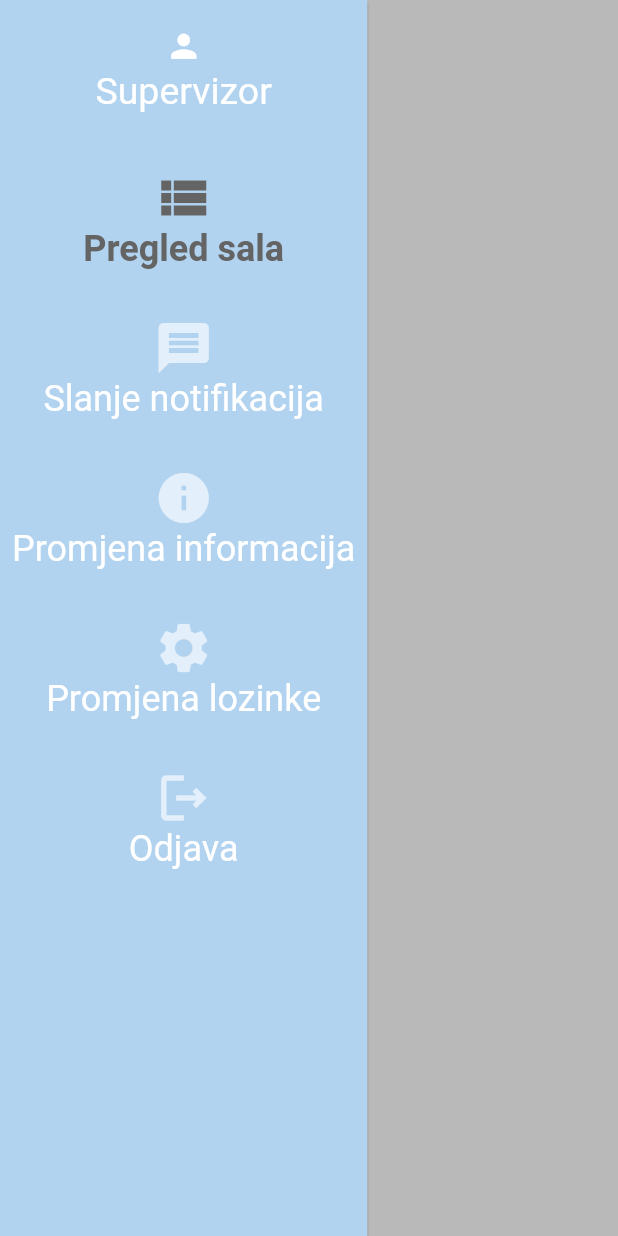
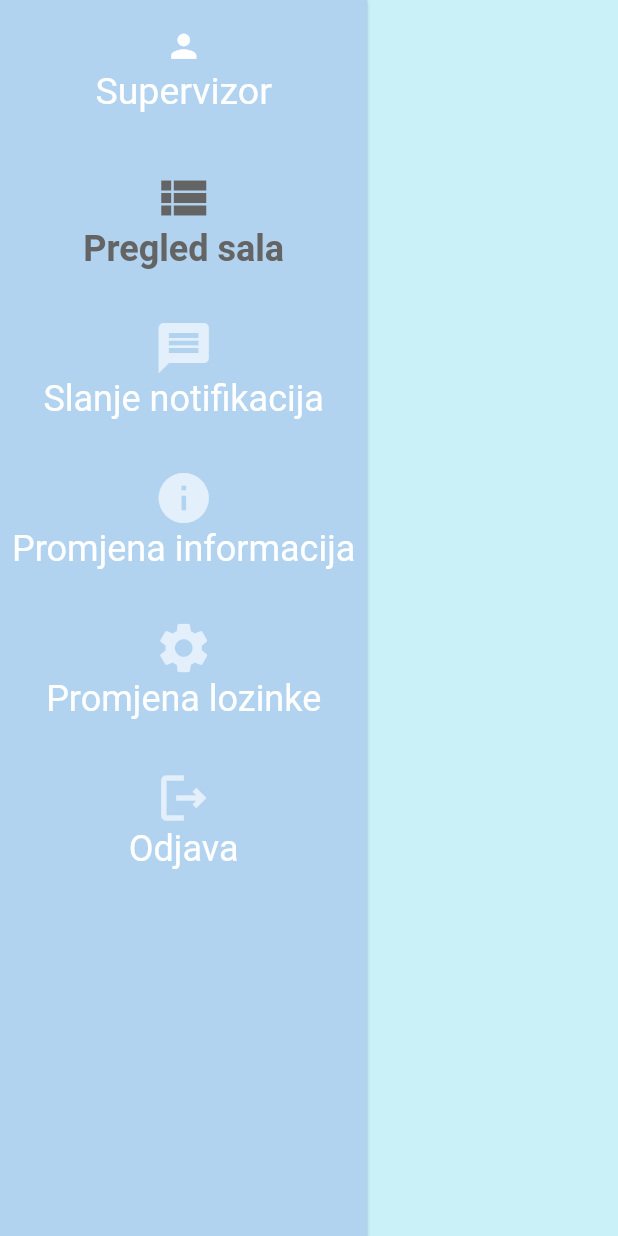
Before and after one commit to blagojevicNikola/WebPametnaCitaonica, a Flutter app: the SupervizorHomePage screen opened directly, on a phone screen of 412 x 824 dp. Run offline on Flutter 3.47's test engine with Material 2 defaults, Android fonts, the phone set to English and light mode, and no system bars; our stand-ins replace dio, file_picker, shared_preferences; missing offline and left inert: dart:html; accounts and stored records are empty.

Commit message:
Promjena boje sa stefom

```diff
--- a/lib/supervizor/pages/pregled_sala_page_prazan.dart
+++ b/lib/supervizor/pages/pregled_sala_page_prazan.dart
@@ -12,6 +12,6 @@ class PregledSalaPageTest extends StatefulWidget {
 class _PregledSalaPageTestState extends State<PregledSalaPageTest> {
   @override
   Widget build(BuildContext context) {
-    return Container(color: Colors.black26);
+    return Container(color: Color.fromARGB(66, 68, 215, 241));
   }
 }
```
